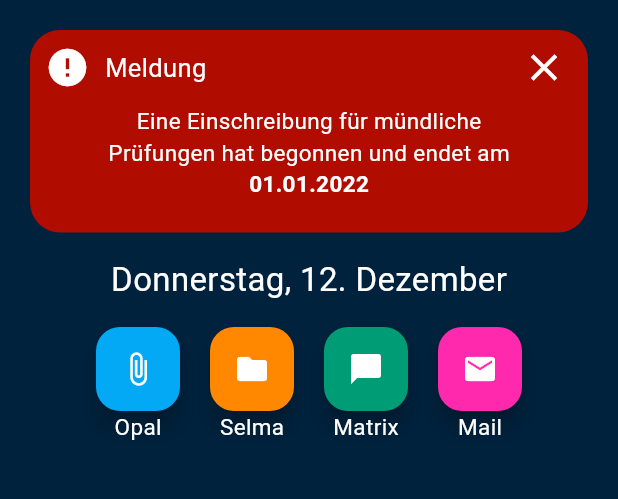
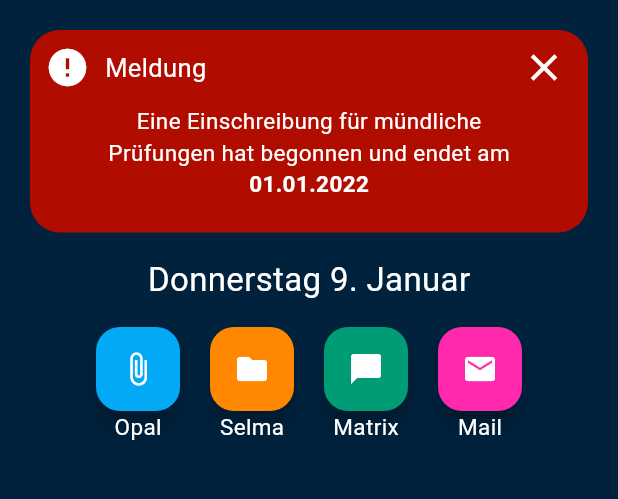
Before and after one commit to Niggi1105/study_app, a Flutter app: the screen it shows after launch, on a phone screen of 412 x 824 dp, the part 84-583 px from its top. Run offline on Flutter 3.47's test engine with Material 3 defaults, Android fonts, the phone set to English and light mode, and no system bars.

Commit message:
making the date dynamic 	modified:   lib/main.dart

```diff
--- a/lib/main.dart
+++ b/lib/main.dart
@@ -36,8 +36,7 @@ class Dashboard extends StatelessWidget {
               spacing: 16,
               children: [
                 Notification(),
-                Text('Donnerstag, 12. Dezember',
-                    style: TextStyle(color: Colors.white, fontSize: 22)),
+                Date(),
                 ExternLinks(),
               ],
             ),
@@ -52,6 +51,7 @@ class Dashboard extends StatelessWidget {
 class Notification extends StatelessWidget {
   const Notification({super.key});
 
+  //TODO: make this widget dynamic, and allow for it to be collapsed
   @override
   Widget build(BuildContext context) {
     return Stack(
@@ -114,6 +114,73 @@ class Notification extends StatelessWidget {
         )
       ],
     );
+  }
+}
+
+
+class Date extends StatelessWidget {
+  const Date({super.key});
+
+  @override
+  Widget build(BuildContext context) {
+    var date = DateTime.now();
+    var month = monthName(date.month);
+    var day = date.day;
+    var wd = weekdayName(date.weekday);
+    return Text('$wd $day. $month',
+        style: TextStyle(color: Colors.white, fontSize: 22));
+  }
+}
+
+String weekdayName(int wd) {
+  switch (wd) {
+    case 1:
+      return 'Montag';
+    case 2:
+      return 'Dienstag';
+    case 3:
+      return 'Mittwoch';
+    case 4:
+      return 'Donnerstag';
+    case 5:
+      return 'Freitag';
+    case 6:
+      return 'Samstag';
+    case 7:
+      return 'Sonntag';
+    default:
+      return '';
+  }
+}
+
+String monthName(int month) {
+  switch (month) {
+    case 1:
+      return 'Januar';
+    case 2:
+      return 'Februar';
+    case 3:
+      return 'März';
+    case 4:
+      return 'April';
+    case 5:
+      return 'Mai';
+    case 6:
+      return 'Juni';
+    case 7:
+      return 'Juli';
+    case 8:
+      return 'August';
+    case 9:
+      return 'September';
+    case 10:
+      return 'Oktober';
+    case 11:
+      return 'November';
+    case 12:
+      return 'Dezember';
+    default:
+      return '';
   }
 }
 
```
